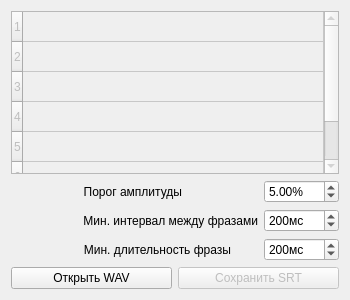
Before: the Qt Designer form src/mainwindow.ui in PalmtopTiger/TFA, drawn with Qt 5.
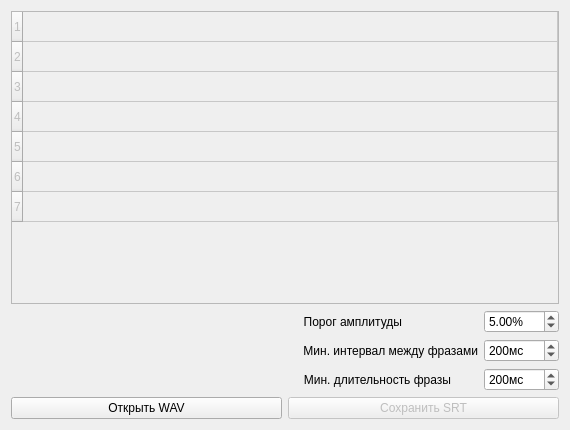
After: the same form once the commit is applied.

Commit message: Upgrade to Qt 5.15

The edit to the form file:
```diff
--- a/src/mainwindow.ui
+++ b/src/mainwindow.ui
@@ -6,8 +6,8 @@
    <rect>
     <x>0</x>
     <y>0</y>
-    <width>350</width>
-    <height>300</height>
+    <width>570</width>
+    <height>430</height>
    </rect>
   </property>
   <property name="minimumSize">
```
The commit also changes 1 other file.
